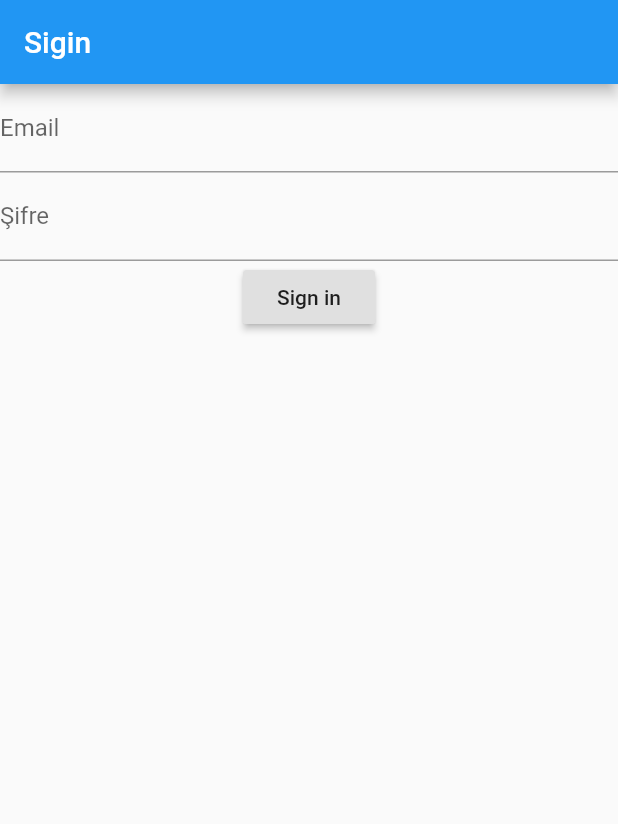
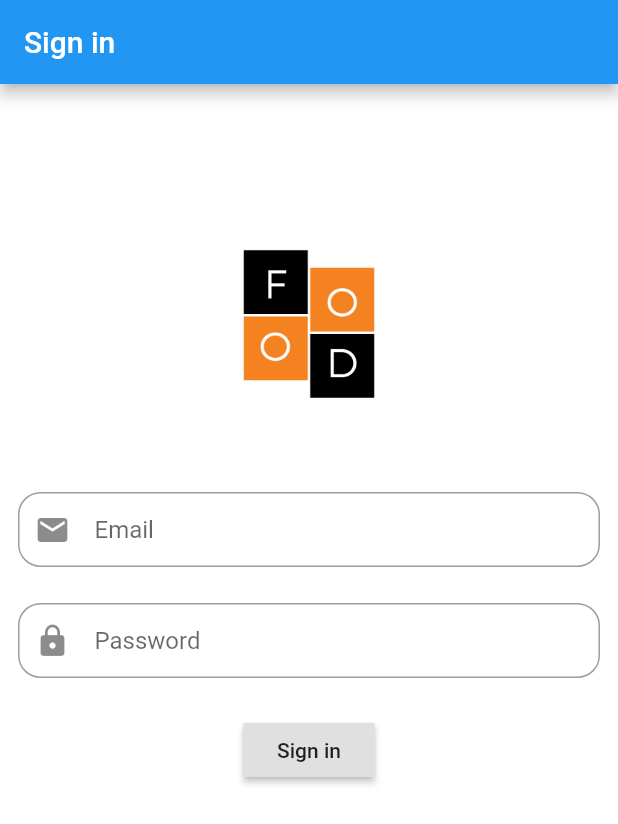
Before and after one commit to mobilprogramming-finalproject/final_project, a Flutter app: the screen it shows after launch, on a phone screen of 412 x 824 dp. Shown: the top 824 px of the screen. Run offline on Flutter 3.47's test engine with Material 2 defaults, Android fonts, the phone set to English and light mode, and no system bars; our stand-ins replace firebase_auth, firebase_core; accounts and stored records are empty.

Commit message:
Giriş ekranı

```diff
--- a/lib/Setup/LoginPage.dart
+++ b/lib/Setup/LoginPage.dart
@@ -13,16 +13,39 @@ class _LoginPageState extends State<LoginPage> {
   @override
   Widget build(BuildContext context) {
     return Scaffold(
+      backgroundColor: Colors.white,
       appBar: AppBar(
-        title: Text('Sigin'),
+        title: Text('Sign in'),
       ),
       body: Form(
+
         // todo implement key
           key: _formKey,
           child: Column(
             children: <Widget>[
+              SizedBox(
+                height: 100,
+              ),
+              Row(
+                mainAxisAlignment: MainAxisAlignment.center,
+                children: <Widget>[
+                  Image.asset("images/logo.png", width: 120, height: 120,),
+                ],
+              ),
+              SizedBox(
+                height: 40,
+              ),
+              Padding(
+                padding: const EdgeInsets.all(12),
+              child:Container(
+                decoration: BoxDecoration(
+                  border: Border.all(color: Colors.grey),
+                  borderRadius: BorderRadius.circular(15)
+                ),
+                child:Padding(padding: EdgeInsets.only(left: 10),
+
               // todo implement fields
-              TextFormField(
+                child:TextFormField(
                 // ignore: missing_return
                 validator: (input) {
                   if (input.isEmpty) {
@@ -31,9 +54,24 @@ class _LoginPageState extends State<LoginPage> {
                   }
                 },
                 onSaved: (input) => _email = input,
-                decoration: InputDecoration(labelText: 'Email'),
+                decoration: InputDecoration(
+                  border: InputBorder.none,
+                  hintText: "Email",
+                  icon: Icon(Icons.email)
                   ),
-              TextFormField(
+                 ),
+                 ),
+                ),
+               ),
+              Padding(
+                padding: const EdgeInsets.all(12),
+                child:Container(
+                decoration: BoxDecoration(
+                    border: Border.all(color: Colors.grey),
+                    borderRadius: BorderRadius.circular(15)
+                ),
+                  child:Padding(padding: EdgeInsets.only(left: 10),
+                   child:TextFormField(
                 // ignore: missing_return
                      validator: (input) {
                      if (input.length < 6) {
@@ -42,13 +80,22 @@ class _LoginPageState extends State<LoginPage> {
                     }
                     },
                     onSaved: (input) => _password = input,
-                decoration: InputDecoration(labelText: 'Şifre'),
+                    decoration: InputDecoration(
+                    border: InputBorder.none,
+                    hintText: "Password",
+                    icon: Icon(Icons.lock)
+                ),
                 obscureText: true,
               ),
-              RaisedButton(
+                  )
+                  ,),
+              ),
+              Padding(
+                padding: const EdgeInsets.all(12),
+              child: RaisedButton(
                 onPressed: () => signIn(), // () => signIn()
                 child: Text('Sign in'),
-              )
+              ),)
             ],
           )),
     );
--- a/pubspec.yaml
+++ b/pubspec.yaml
@@ -47,8 +47,8 @@ flutter:
   uses-material-design: true
 
   # To add assets to your application, add an assets section, like this:
-  # assets:
-  #   - images/a_dot_burr.jpeg
+  assets:
+   - images/logo.png
   #   - images/a_dot_ham.jpeg
 
   # An image asset can refer to one or more resolution-specific "variants", see
```
Also changed, not shown: images/logo.png (added), lib/Providers/user.dart (added). Lines whose indentation alone changed are shown as unchanged.
